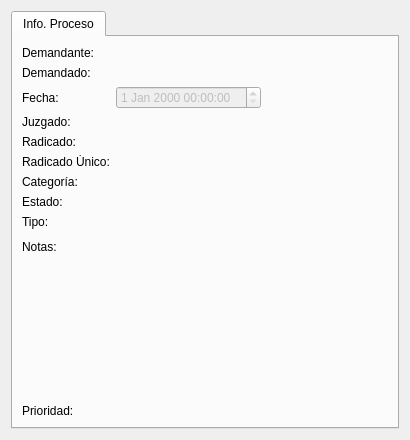
Old version of the form AbogadosDesktop/src/gui/uis/verProceso.ui in the repository ehmsoft/Desktop.
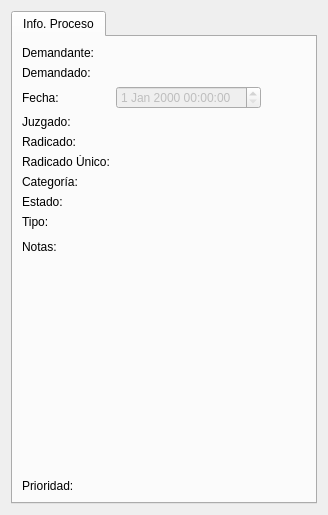
New version of the form.

Commit message: Se mejora la visualización del proceso

What changed in the file:
```diff
--- a/AbogadosDesktop/src/gui/uis/verProceso.ui
+++ b/AbogadosDesktop/src/gui/uis/verProceso.ui
@@ -6,8 +6,8 @@
    <rect>
     <x>0</x>
     <y>0</y>
-    <width>410</width>
-    <height>440</height>
+    <width>328</width>
+    <height>515</height>
    </rect>
   </property>
   <property name="sizePolicy">
```
The commit also changes 2 other files.
